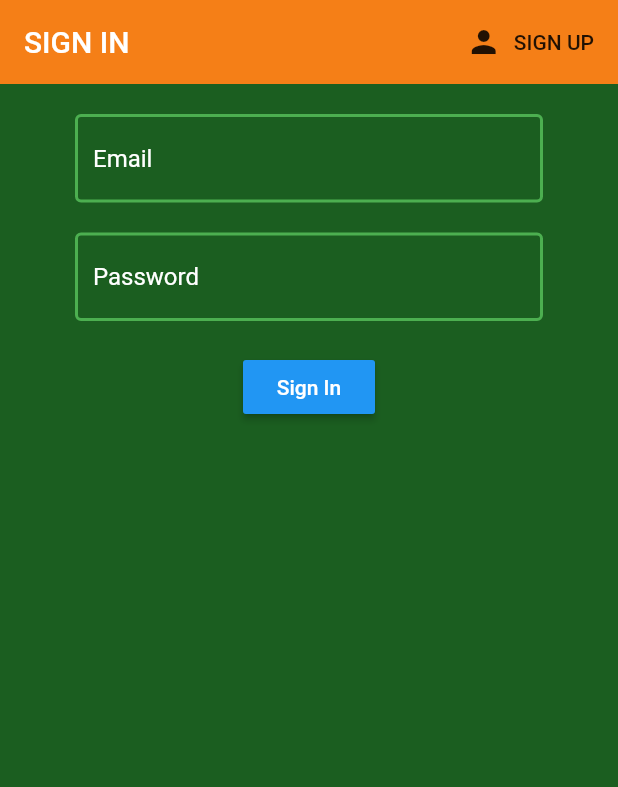
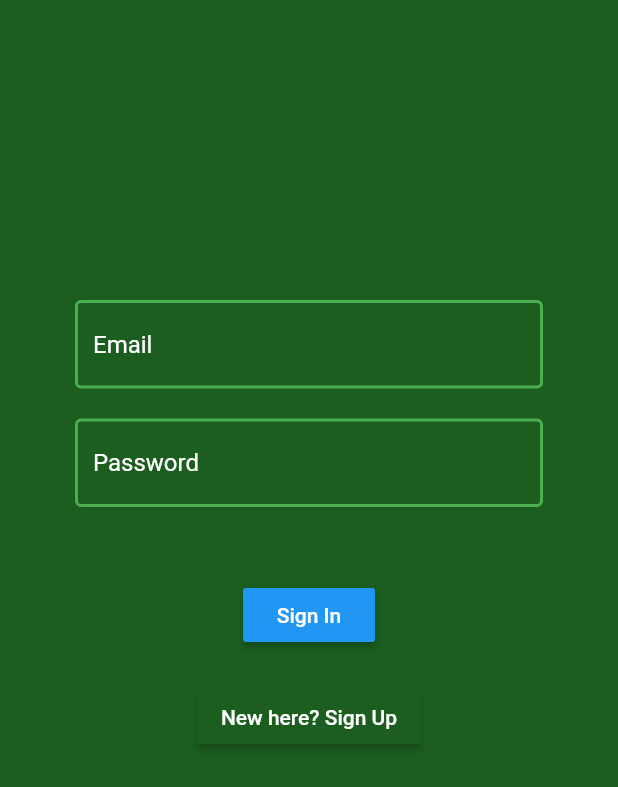
Before and after one commit to InvincibleJuggernaut/VirQ, a Flutter app: the screen it shows after launch, on a phone screen of 412 x 824 dp. Shown: the top 787 px of the screen. Run offline on Flutter 3.47's test engine with Material 2 defaults, Android fonts, the phone set to English and light mode, and no system bars; our stand-ins replace firebase_auth, flutter_spinkit; accounts and stored records are empty.

Commit message:
Minor changes to the UI

```diff
--- a/lib/main.dart
+++ b/lib/main.dart
@@ -15,6 +15,7 @@ class MyApp extends StatelessWidget {
     return StreamProvider<User>.value(
       value: AuthService().user,
           child: MaterialApp(
+            debugShowCheckedModeBanner: false,
         home: Wrapper(),
       ),
     );
--- a/lib/screens/authenticate/sign_in.dart
+++ b/lib/screens/authenticate/sign_in.dart
@@ -25,23 +25,11 @@ class _SignInState extends State<SignIn> {
   @override
   Widget build(BuildContext context) {
     return loading ? Loading() : Scaffold(
+      resizeToAvoidBottomInset: false,
       backgroundColor: Colors.green[900],
-      appBar: AppBar(
-        backgroundColor: Colors.yellow[900],
-        elevation: 0.0,
-        title: Text('SIGN IN'),
-        actions: <Widget>[
-          FlatButton.icon(
-            icon: Icon(Icons.person),
-            label: Text('SIGN UP'),
-            onPressed: () {
-              widget.toggleView();
-            }
-          )
-        ]
-      ),
+
       body: Container(
-        padding: EdgeInsets.symmetric(vertical: 20.0, horizontal: 50.0),
+        margin: EdgeInsets.only(left:50, right:50, top:200, bottom: 40),
         child: Form(
           key: _formKey,
           child: Column(
@@ -63,6 +51,11 @@ class _SignInState extends State<SignIn> {
                   setState(() => password = val);
 
                 }
+              ),
+              SizedBox(height: 12.0),
+              Text(
+                error,
+                style: TextStyle(color: Colors.red, fontSize: 14.0),
               ),
 
               SizedBox(height: 20.0),
@@ -89,12 +82,17 @@ class _SignInState extends State<SignIn> {
 
                 }
               ),
-              SizedBox(height: 12.0),
-              Text(
-                error,
-                style: TextStyle(color: Colors.red, fontSize: 14.0),
+              SizedBox(height: 20.0),
+              RaisedButton(
+                color: Colors.green[900],
+                child: Text(
+                  'New here? Sign Up',
+                  style: TextStyle(color: Colors.white),
+                ),
+                onPressed: () {
+                  widget.toggleView();
+                }
               ),
-
 
             ],
           )
--- a/lib/shared/loading.dart
+++ b/lib/shared/loading.dart
@@ -7,7 +7,7 @@ class Loading extends StatelessWidget {
     return Container(
       color: Colors.green[500],
       child: Center(
-        child: SpinKitChasingDots(
+        child: SpinKitFadingCube(
           color: Colors.orange,
           size: 50.0,
         ),
```
Also changed, not shown: lib/screens/authenticate/register.dart (+20 -20 lines).
